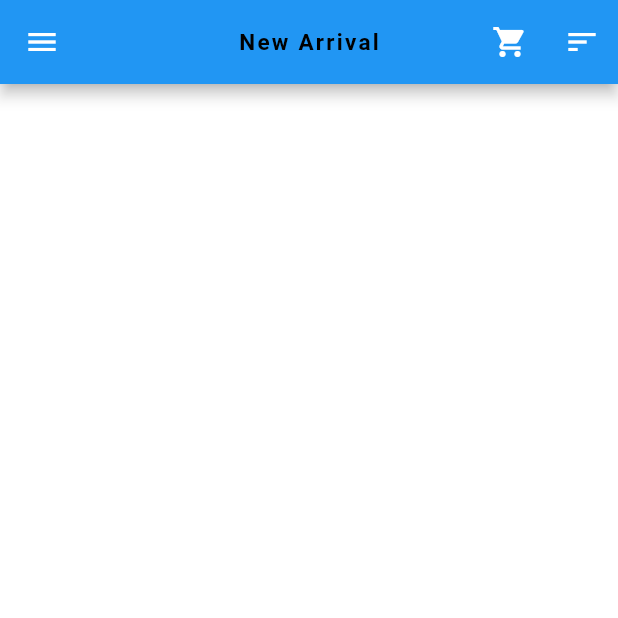
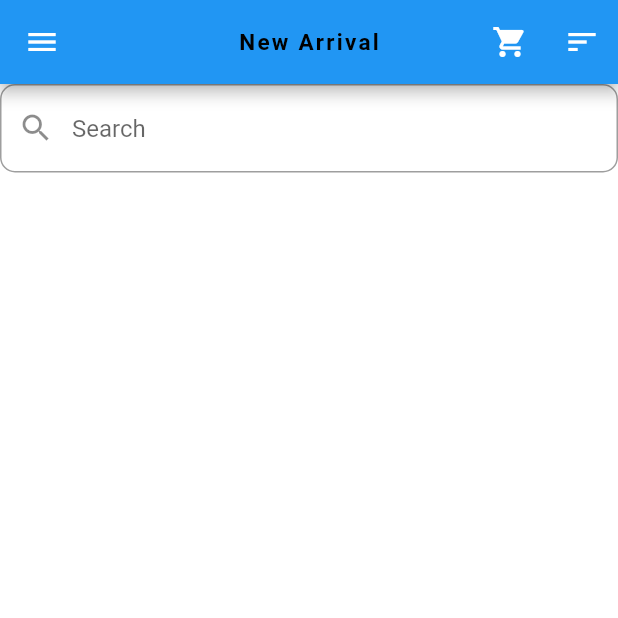
Before and after one commit to Tosin8/shopping_shoe_ui, a Flutter app: the screen it shows after launch, on a phone screen of 412 x 824 dp, the top half of it. Run offline on Flutter 3.47's test engine with Material 2 defaults, Android fonts, the light colour scheme and no system bars.

Commit message:
extension for main.dart

```diff
--- a/lib/main.dart
+++ b/lib/main.dart
@@ -1,6 +1,7 @@
 import 'package:flutter/material.dart';
 
 import 'widgets/constants/app_drawer.dart';
+import 'widgets/constants/main_content.dart';
 
 void main() {
   runApp(const MaterialApp(
@@ -44,6 +45,6 @@ class _ArrivalState extends State<Arrival> {
         ),
         // ignore: prefer_const_constructors
         drawer: app_drawer(),
-    );
+        body: const main_content());
   }
 }
--- /dev/null
+++ b/lib/widgets/constants/main_content.dart
@@ -0,0 +1,24 @@
+import 'package:flutter/material.dart';
+
+class main_content extends StatelessWidget {
+  const main_content({
+    Key? key,
+  }) : super(key: key);
+
+  @override
+  Widget build(BuildContext context) {
+    return ListView(
+      children: [
+        TextField(
+          decoration: InputDecoration(
+            hintText: 'Search',
+            prefixIcon: const Icon(Icons.search),
+            border: OutlineInputBorder(
+              borderRadius: BorderRadius.circular(10),
+            ),
+          ),
+        ),
+      ],
+    );
+  }
+}
```
Lines whose indentation alone changed are shown as unchanged.
